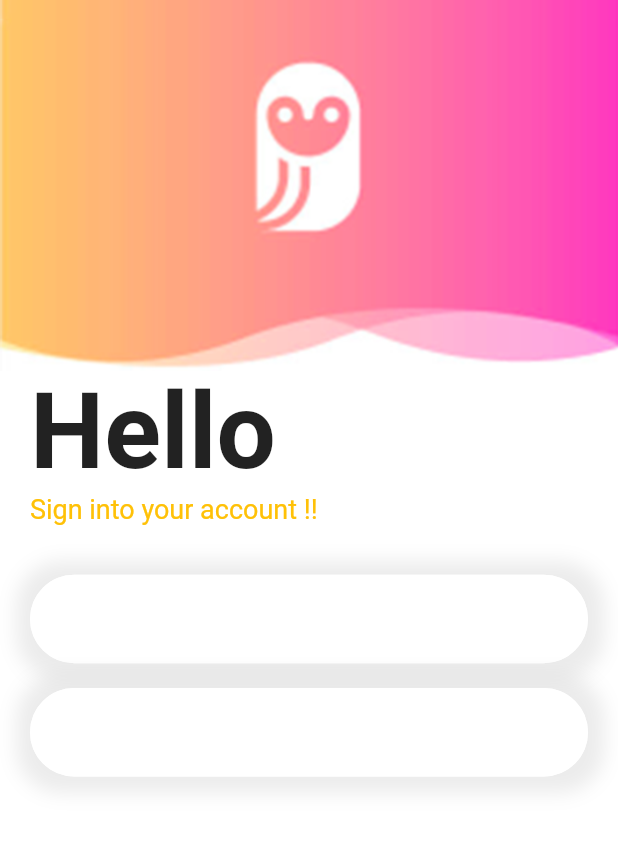
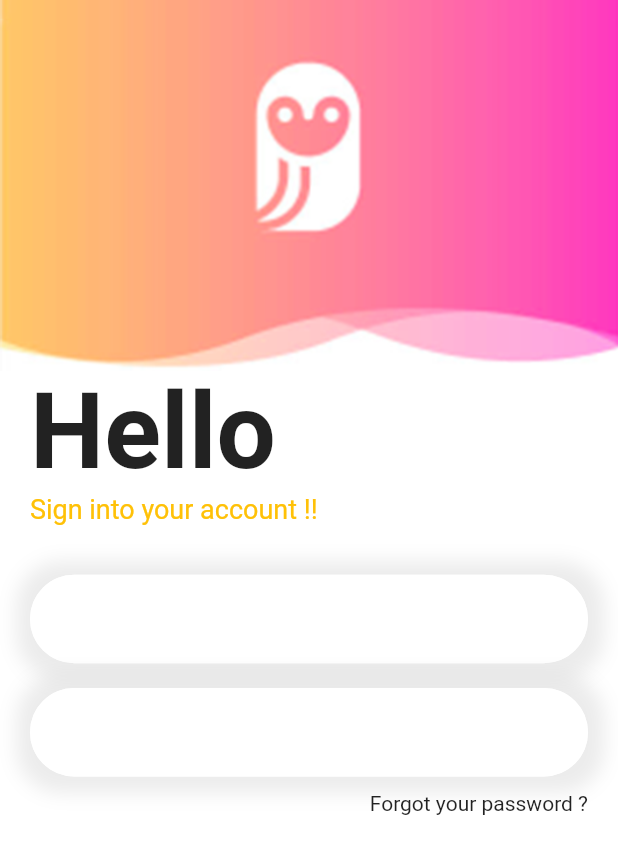
Before and after one commit to kaibalyajena/FLUTTER-FIREBASE-LOGIN, a Flutter app: the screen it shows after launch, on a phone screen of 412 x 824 dp. Shown: the top 854 px of the screen. Run offline on Flutter 3.47's test engine with Material 2 defaults, Android fonts, the phone set to English and light mode, and no system bars.

Commit message:
empty container expanded

```diff
--- a/lib/login_page.dart
+++ b/lib/login_page.dart
@@ -91,6 +91,15 @@ class _LoginPageState extends State<LoginPage> {
                       border: OutlineInputBorder(
                           borderRadius: BorderRadius.circular(30))),
                 ),
+              ),
+              SizedBox(
+                height: h / 80,
+              ),
+              Row(
+                children: [
+                  Expanded(child: Container()),
+                  Text("Forgot your password ?")
+                ],
               )
             ],
           ),
```
